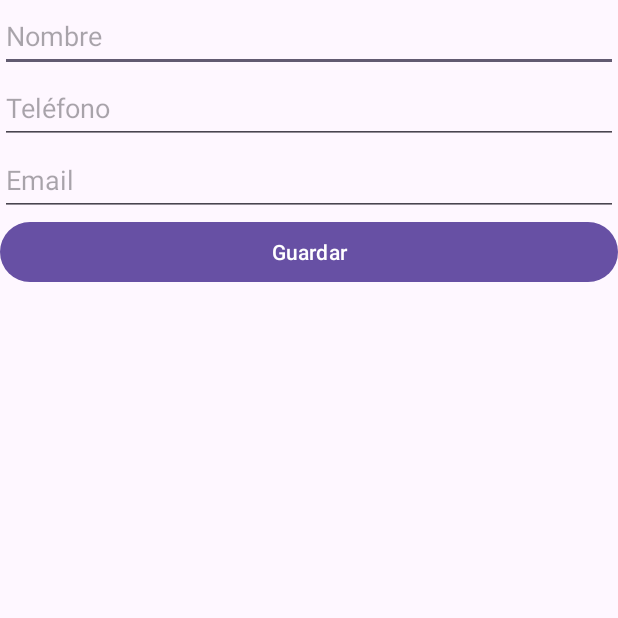
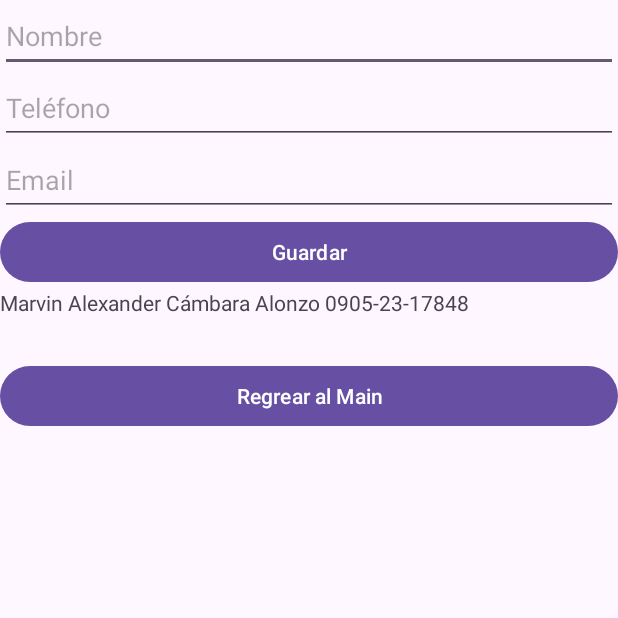
Before and after one commit to Marvin752/p2c1, an Android app: the screen it shows after launch (NuevoActivity), after a tap on "Crear Registro", on a phone screen of 412 x 824 dp, the top half of it. Run offline under Robolectric (Android 15) with nearby library versions, the phone set to English and light mode, and no system bars; 2 other taps on this screen came first.

Commit message:
Pal Rudy

```diff
--- a/app/src/main/java/gt/edu/umg/p2c1/BaseDatos/DbContactos.java
+++ b/app/src/main/java/gt/edu/umg/p2c1/BaseDatos/DbContactos.java
@@ -2,11 +2,16 @@ package gt.edu.umg.p2c1.BaseDatos;
 
 import android.content.ContentValues;
 import android.content.Context;
+import android.database.Cursor;
 import android.database.sqlite.SQLiteDatabase;
 
 import androidx.annotation.Nullable;
 
-public class DbContactos extends DbHelper{
+import java.util.ArrayList;
+
+import gt.edu.umg.p2c1.BaseDatos.entidades.Contactos;
+
+public class DbContactos extends DbHelper {
     Context context;
 
     public DbContactos(@Nullable Context context) {
@@ -17,7 +22,7 @@ public class DbContactos extends DbHelper{
     //este metodo inserta un contacto en la tabla t_contactos
 
     public long insertaContacto(String nombre, String telefono, String email) {
-        try{
+        try {
             if (nombre.isEmpty() || telefono.isEmpty() || email.isEmpty()) {
                 return -1;
             }
@@ -37,5 +42,29 @@ public class DbContactos extends DbHelper{
 
     }
 
+    public ArrayList<Contactos> mostrarContactos() {
+        try {
+            DbHelper dbHelper = new DbHelper(context);
+            SQLiteDatabase db = dbHelper.getReadableDatabase();
+            ArrayList<Contactos> listaContactos = new ArrayList();
+            Contactos contacto = null;
+            Cursor cursorContactos = db.rawQuery("select * from " + DbHelper.TABLE_CONTACTOS, null);
 
+            //Validamos si hay informacion
+            if (cursorContactos.moveToFirst()) {
+                do {
+                    contacto = new Contactos();
+                    contacto.setId(cursorContactos.getInt(0));
+                    contacto.setNombre(cursorContactos.getString(1));
+                    contacto.setTelefono(cursorContactos.getString(2));
+                    contacto.setEmail(cursorContactos.getString(3));
+                    listaContactos.add(contacto);
+                } while (cursorContactos.moveToNext());
+            }
+            cursorContactos.close();
+            return listaContactos;
+        } catch (Exception e) {
+            return null;
+        }
+    }
 }
--- a/app/src/main/java/gt/edu/umg/p2c1/MainActivity.java
+++ b/app/src/main/java/gt/edu/umg/p2c1/MainActivity.java
@@ -12,13 +12,22 @@ import androidx.appcompat.app.AppCompatActivity;
 import androidx.core.graphics.Insets;
 import androidx.core.view.ViewCompat;
 import androidx.core.view.WindowInsetsCompat;
+import androidx.recyclerview.widget.LinearLayoutManager;
+import androidx.recyclerview.widget.RecyclerView;
 
+import java.util.ArrayList;
+
+import gt.edu.umg.p2c1.BaseDatos.DbContactos;
 import gt.edu.umg.p2c1.BaseDatos.DbHelper;
+import gt.edu.umg.p2c1.BaseDatos.entidades.Contactos;
+import gt.edu.umg.p2c1.adaptadores.ListaContactosAdapter;
 
 public class MainActivity extends AppCompatActivity {
 
     Button btnSaludo, btnCrearDb, btnCrearRegistro;
     TextView tvSaludo;
+    RecyclerView listaContactos;
+    ArrayList<Contactos> listaArrayContactos;
 
     @Override
     protected void onCreate(Bundle savedInstanceState) {
@@ -26,46 +35,50 @@ public class MainActivity extends AppCompatActivity {
         EdgeToEdge.enable(this);
         setContentView(R.layout.activity_main);
 
-        //Codigo nuevo
+        // Asignación de vistas
         btnSaludo = findViewById(R.id.btnSaludo);
         tvSaludo = findViewById(R.id.tvSaludo);
         btnCrearDb = findViewById(R.id.btnCrearDb);
         btnCrearRegistro = findViewById(R.id.btnCrearRegistro);
+        listaContactos = findViewById(R.id.listaContactos);
 
-        //Crear db
+        // Configuración del RecyclerView
+        listaContactos.setLayoutManager(new LinearLayoutManager(this));
 
-        btnCrearDb.setOnClickListener(v ->{
+        // Cargar contactos de la base de datos
+        DbContactos dbContactos = new DbContactos(this);
+        listaArrayContactos = dbContactos.mostrarContactos(); // Obtén los contactos
+        ListaContactosAdapter adapter = new ListaContactosAdapter(listaArrayContactos);
+        listaContactos.setAdapter(adapter);
 
-            //Crear base de datos
-
+        // Crear la base de datos
+        btnCrearDb.setOnClickListener(v -> {
             DbHelper dbHelper = new DbHelper(this);
-            dbHelper.getWritableDatabase();
             SQLiteDatabase db = dbHelper.getWritableDatabase();
 
-            if(db != null)
-            {
-                Toast.makeText(this,"Creando base de datos", Toast.LENGTH_SHORT).show();
+            if (db != null) {
+                Toast.makeText(this, "Creando base de datos", Toast.LENGTH_SHORT).show();
                 tvSaludo.setText("Creando base de datos");
-            }else{
-                Toast.makeText(this,"Error al crear base de datos", Toast.LENGTH_SHORT).show();
+            } else {
+                Toast.makeText(this, "Error al crear base de datos", Toast.LENGTH_SHORT).show();
                 tvSaludo.setText("Error al crear base de datos");
             }
         });
 
-        //crear registro llama a la activity NuevoActivity FALTA CREAR Y REFERENCIAR EL BOTON
-
+        // Crear registro - Navegar a NuevoActivity
         btnCrearRegistro.setOnClickListener(v -> {
             Toast.makeText(this, "Creando Registro", Toast.LENGTH_SHORT).show();
             Intent intent = new Intent(this, NuevoActivity.class);
             startActivity(intent);
-
         });
 
-        btnSaludo.setOnClickListener(v ->{
-            Toast.makeText(this,"Aviso Marvin", Toast.LENGTH_SHORT).show();
+        // Mostrar saludo
+        btnSaludo.setOnClickListener(v -> {
+            Toast.makeText(this, "Aviso Marvin", Toast.LENGTH_SHORT).show();
             tvSaludo.setText("Hola Marvin");
         });
 
+        // Aplicar los insets de sistema
         ViewCompat.setOnApplyWindowInsetsListener(findViewById(R.id.main), (v, insets) -> {
             Insets systemBars = insets.getInsets(WindowInsetsCompat.Type.systemBars());
             v.setPadding(systemBars.left, systemBars.top, systemBars.right, systemBars.bottom);
--- a/app/src/main/java/gt/edu/umg/p2c1/NuevoActivity.java
+++ b/app/src/main/java/gt/edu/umg/p2c1/NuevoActivity.java
@@ -1,5 +1,6 @@
 package gt.edu.umg.p2c1;
 
+import android.annotation.SuppressLint;
 import android.os.Bundle;
 import android.widget.Button;
 import android.widget.EditText;
@@ -16,8 +17,9 @@ import gt.edu.umg.p2c1.BaseDatos.DbHelper;
 public class NuevoActivity extends AppCompatActivity {
 
     EditText txtNombre, txtTelefono, txtEmail;
-    Button btnGuardar;
+    Button btnGuardar, btn_regresar;
 
+    @SuppressLint("MissingInflatedId")
     @Override
     protected void onCreate(Bundle savedInstanceState) {
         super.onCreate(savedInstanceState);
@@ -29,6 +31,7 @@ public class NuevoActivity extends AppCompatActivity {
         txtTelefono = findViewById(R.id.txtTelefono);
         txtEmail = findViewById(R.id.txtEmail);
         btnGuardar = findViewById(R.id.btnGuardar);
+        btn_regresar = findViewById(R.id.btn_regresar);
 
         // Instanciar DbHelper
         DbHelper dbHelper = new DbHelper(this);
@@ -58,6 +61,12 @@ public class NuevoActivity extends AppCompatActivity {
             }
         });
 
+        //Boton para regresar
+
+        btn_regresar.setOnClickListener(v-> {
+            finish();
+        });
+
         // Ajustar los insets de la ventana
         ViewCompat.setOnApplyWindowInsetsListener(findViewById(R.id.main), (v, insets) -> {
             Insets systemBars = insets.getInsets(WindowInsetsCompat.Type.systemBars());
--- /dev/null
+++ b/app/src/main/java/gt/edu/umg/p2c1/adaptadores/ListaContactosAdapter.java
@@ -0,0 +1,60 @@
+package gt.edu.umg.p2c1.adaptadores;
+
+import android.view.LayoutInflater;
+import android.view.View;
+import android.view.ViewGroup;
+import android.widget.TextView;
+
+import androidx.annotation.NonNull;
+import androidx.recyclerview.widget.RecyclerView;
+
+import java.util.ArrayList;
+
+import gt.edu.umg.p2c1.BaseDatos.entidades.Contactos;
+import gt.edu.umg.p2c1.R;
+
+public class ListaContactosAdapter extends RecyclerView.Adapter<ListaContactosAdapter.ContactoViewHolder> {
+
+    ArrayList<Contactos> listaContactos;
+
+    //crear el constructor de  esta clase
+    public ListaContactosAdapter(ArrayList<Contactos> listaContactos) {
+        this.listaContactos = listaContactos;
+    }
+
+
+    @NonNull
+    @Override
+    public ListaContactosAdapter.ContactoViewHolder onCreateViewHolder(@NonNull ViewGroup parent, int viewType) {
+        View view = LayoutInflater.from(parent.getContext()).inflate(R.layout.lista_item_contacto, parent, false);
+        return new ContactoViewHolder((ViewGroup) view);
+    }
+
+    @Override
+    public void onBindViewHolder(@NonNull ListaContactosAdapter.ContactoViewHolder holder, int position) {
+        holder.viewNombre.setText(listaContactos.get(position).getNombre());
+        holder.viewTelefono.setText(listaContactos.get(position).getTelefono());
+        holder.viewEmail.setText(listaContactos.get(position).getEmail());
+
+    }
+
+    @Override
+    public int getItemCount() {
+        return listaContactos.size();
+    }
+
+    public class ContactoViewHolder extends RecyclerView.ViewHolder {
+
+        TextView viewNombre,viewTelefono,viewEmail;
+
+        public ContactoViewHolder(@NonNull ViewGroup parent) {
+            super(parent);
+            viewNombre = parent.findViewById(R.id.viewNombre);
+            viewTelefono = parent.findViewById(R.id.viewTelefono);
+            viewEmail = parent.findViewById(R.id.viewEmail);
+        }
+    }
+
+
+
+}
--- a/app/src/main/res/layout/activity_nuevo.xml
+++ b/app/src/main/res/layout/activity_nuevo.xml
@@ -1,6 +1,5 @@
 <?xml version="1.0" encoding="utf-8"?>
-<LinearLayout
-    xmlns:android="http://schemas.android.com/apk/res/android"
+<LinearLayout xmlns:android="http://schemas.android.com/apk/res/android"
     xmlns:tools="http://schemas.android.com/tools"
     android:id="@+id/main"
     android:layout_width="match_parent"
@@ -12,28 +11,28 @@
         android:id="@+id/txtNombre"
         android:layout_width="match_parent"
         android:layout_height="wrap_content"
-        android:minHeight="48dp"
         android:ems="10"
         android:hint="@string/hint_nombre"
-        android:inputType="text" />
+        android:inputType="text"
+        android:minHeight="48dp" />
 
     <EditText
         android:id="@+id/txtTelefono"
         android:layout_width="match_parent"
         android:layout_height="wrap_content"
-        android:minHeight="48dp"
         android:ems="10"
         android:hint="@string/hint_telefono"
-        android:inputType="phone" />
+        android:inputType="phone"
+        android:minHeight="48dp" />
 
     <EditText
         android:id="@+id/txtEmail"
         android:layout_width="match_parent"
         android:layout_height="wrap_content"
-        android:minHeight="48dp"
         android:ems="10"
         android:hint="@string/hint_email"
-        android:inputType="textEmailAddress" />
+        android:inputType="textEmailAddress"
+        android:minHeight="48dp" />
 
     <Button
         android:id="@+id/btnGuardar"
@@ -42,4 +41,17 @@
         android:minHeight="48dp"
         android:text="@string/btnGuardar" />
 
+    <TextView
+        android:id="@+id/tvDatosPersonales"
+        android:layout_width="match_parent"
+        android:layout_height="wrap_content"
+        android:minHeight="48dp"
+        android:text="@string/tvDatosPersonales" />
+
+    <Button
+        android:id="@+id/btn_regresar"
+        android:layout_width="match_parent"
+        android:layout_height="wrap_content"
+        android:text="@string/btn_regresar" />
+
 </LinearLayout>
--- a/app/src/main/res/values/strings.xml
+++ b/app/src/main/res/values/strings.xml
@@ -9,4 +9,6 @@
     <string name="btnGuardar">Guardar</string>
     <string name="btnCrearRegistro">Crear Registro</string>
     <string name="btnCrearDB">Crear Base de Datos</string>
+    <string name="tvDatosPersonales">Marvin Alexander Cámbara Alonzo 0905-23-17848</string>
+    <string name="btn_regresar">Regrear al Main</string>
 </resources>
```
Also changed, not shown: app/src/main/java/gt/edu/umg/p2c1/BaseDatos/entidades/Contactos.java (added, +40 -0 lines), app/src/main/res/layout/activity_main.xml (+35 -15 lines), app/src/main/res/layout/lista_item_contacto.xml (added, +57 -0 lines).
